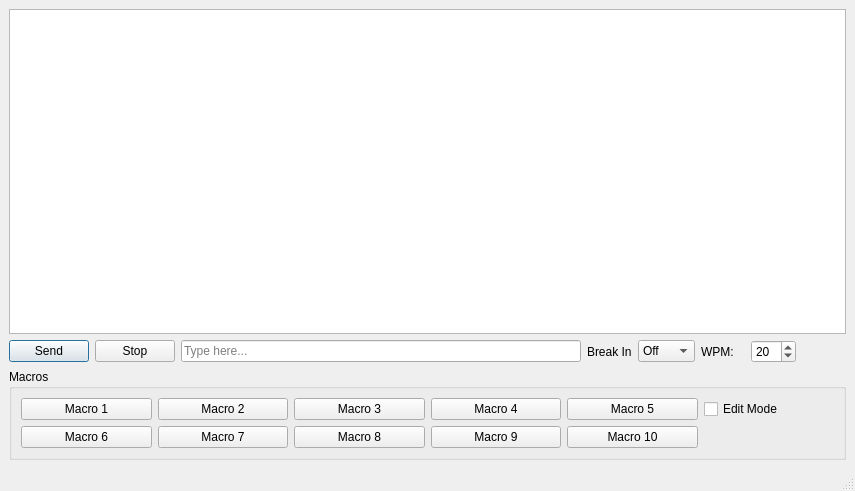
adecarolis/wfweb, file cwsender.ui: the form before one commit.
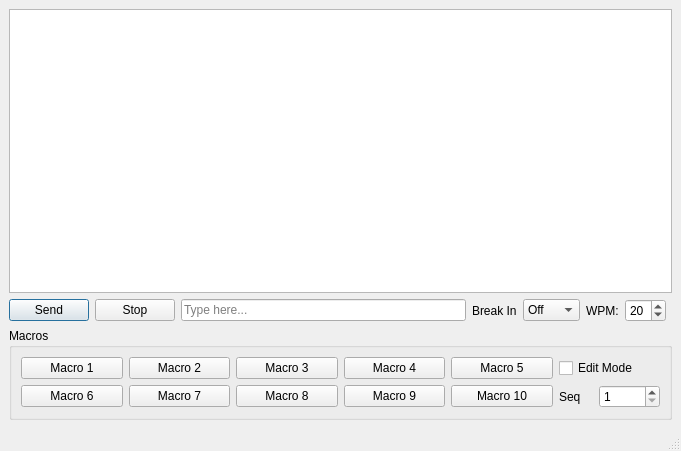
The form after the commit.

Commit message: Added CW sequence number

What changed in the file:
```diff
--- a/cwsender.ui
+++ b/cwsender.ui
@@ -6,8 +6,8 @@
    <rect>
     <x>0</x>
     <y>0</y>
-    <width>855</width>
-    <height>491</height>
+    <width>681</width>
+    <height>451</height>
    </rect>
   </property>
   <property name="windowTitle">
@@ -121,6 +121,27 @@
          </property>
         </widget>
        </item>
+       <item row="1" column="5">
+        <layout class="QHBoxLayout" name="horizontalLayout">
+         <item>
+          <widget class="QLabel" name="label_3">
+           <property name="text">
+            <string>Seq</string>
+           </property>
+          </widget>
+         </item>
+         <item>
+          <widget class="QSpinBox" name="sequenceSpin">
+           <property name="minimum">
+            <number>1</number>
+           </property>
+           <property name="maximum">
+            <number>99999</number>
+           </property>
+          </widget>
+         </item>
+        </layout>
+       </item>
       </layout>
      </widget>
     </item>
```
The commit also changes 2 other files.
